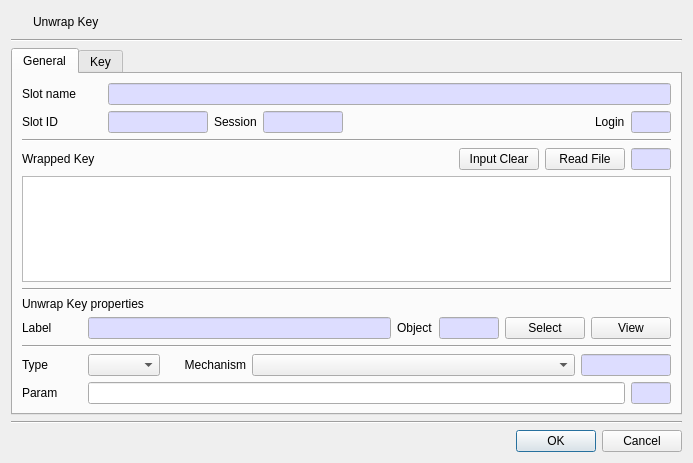
Before: the Qt Designer form CryptokiMan/unwrap_key_dlg.ui in jykim74/CryptokiMan, drawn with Qt 5.
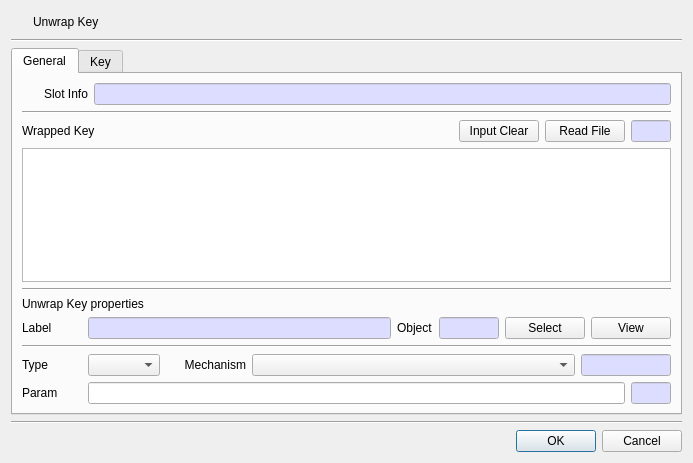
After: the same form once the commit is applied. The open tabs and pages were chosen to show the change. Icons and pictures are not drawn.

The edit to the form file:
```diff
--- a/CryptokiMan/unwrap_key_dlg.ui
+++ b/CryptokiMan/unwrap_key_dlg.ui
@@ -73,21 +73,21 @@
          <property name="topMargin">
           <number>0</number>
          </property>
-         <item row="0" column="0">
+         <item row="0" column="1">
           <widget class="QLabel" name="label">
            <property name="minimumSize">
             <size>
-             <width>80</width>
+             <width>0</width>
              <height>0</height>
             </size>
            </property>
            <property name="text">
-            <string>Slot name</string>
+            <string>Slot Info</string>
            </property>
           </widget>
          </item>
-         <item row="0" column="1">
-          <widget class="QLineEdit" name="mSlotNameText">
+         <item row="0" column="2">
+          <widget class="QLineEdit" name="mSlotInfoText">
            <property name="palette">
             <palette>
              <active>
@@ -120,203 +120,32 @@
            </property>
           </widget>
          </item>
-        </layout>
-       </item>
-       <item>
-        <layout class="QGridLayout" name="gridLayout_3">
-         <property name="topMargin">
-          <number>0</number>
-         </property>
-         <item row="0" column="5">
-          <widget class="QLabel" name="label_9">
-           <property name="text">
-            <string>Login</string>
-           </property>
-          </widget>
-         </item>
          <item row="0" column="0">
-          <widget class="QLabel" name="label_3">
+          <widget class="QPushButton" name="mSlotBtn">
            <property name="minimumSize">
             <size>
-             <width>80</width>
+             <width>16</width>
              <height>0</height>
             </size>
            </property>
-           <property name="text">
-            <string>Slot ID</string>
-           </property>
-          </widget>
-         </item>
-         <item row="0" column="6">
-          <widget class="QLineEdit" name="mLoginText">
            <property name="maximumSize">
             <size>
-             <width>40</width>
+             <width>16</width>
              <height>16777215</height>
             </size>
            </property>
-           <property name="palette">
-            <palette>
-             <active>
-              <colorrole role="Base">
-               <brush brushstyle="SolidPattern">
-                <color alpha="255">
-                 <red>221</red>
-                 <green>221</green>
-                 <blue>255</blue>
-                </color>
-               </brush>
-              </colorrole>
-             </active>
-             <inactive>
-              <colorrole role="Base">
-               <brush brushstyle="SolidPattern">
-                <color alpha="255">
-                 <red>221</red>
-                 <green>221</green>
-                 <blue>255</blue>
-                </color>
-               </brush>
-              </colorrole>
-             </inactive>
-             <disabled>
-              <colorrole role="Base">
-               <brush brushstyle="SolidPattern">
-                <color alpha="255">
-                 <red>240</red>
-                 <green>240</green>
-                 <blue>240</blue>
-                </color>
-               </brush>
-              </colorrole>
-             </disabled>
-            </palette>
-           </property>
-           <property name="readOnly">
-            <bool>true</bool>
-           </property>
-          </widget>
-         </item>
-         <item row="0" column="2">
-          <widget class="QLabel" name="label_8">
            <property name="text">
-            <string>Session</string>
+            <string/>
            </property>
-          </widget>
-         </item>
-         <item row="0" column="3">
-          <widget class="QLineEdit" name="mSessionText">
-           <property name="maximumSize">
-            <size>
-             <width>80</width>
-             <height>16777215</height>
-            </size>
+           <property name="icon">
+            <iconset resource="cryptokiman.qrc">
+             <normaloff>:/images/slot.png</normaloff>:/images/slot.png</iconset>
            </property>
-           <property name="palette">
-            <palette>
-             <active>
-              <colorrole role="Base">
-               <brush brushstyle="SolidPattern">
-                <color alpha="255">
-                 <red>221</red>
-                 <green>221</green>
-                 <blue>255</blue>
-                </color>
-               </brush>
-              </colorrole>
-             </active>
-             <inactive>
-              <colorrole role="Base">
-               <brush brushstyle="SolidPattern">
-                <color alpha="255">
-                 <red>221</red>
-                 <green>221</green>
-                 <blue>255</blue>
-                </color>
-               </brush>
-              </colorrole>
-             </inactive>
-             <disabled>
-              <colorrole role="Base">
-               <brush brushstyle="SolidPattern">
-                <color alpha="255">
-                 <red>240</red>
-                 <green>240</green>
-                 <blue>240</blue>
-                </color>
-               </brush>
-              </colorrole>
-             </disabled>
-            </palette>
-           </property>
-           <property name="readOnly">
+           <property name="flat">
             <bool>true</bool>
            </property>
           </widget>
          </item>
-         <item row="0" column="1">
-          <widget class="QLineEdit" name="mSlotIDText">
-           <property name="maximumSize">
-            <size>
-             <width>100</width>
-             <height>16777215</height>
-            </size>
-           </property>
-           <property name="palette">
-            <palette>
-             <active>
-              <colorrole role="Base">
-               <brush brushstyle="SolidPattern">
-                <color alpha="255">
-                 <red>221</red>
-                 <green>221</green>
-                 <blue>255</blue>
-                </color>
-               </brush>
-              </colorrole>
-             </active>
-             <inactive>
-              <colorrole role="Base">
-               <brush brushstyle="SolidPattern">
-                <color alpha="255">
-                 <red>221</red>
-                 <green>221</green>
-                 <blue>255</blue>
-                </color>
-               </brush>
-              </colorrole>
-             </inactive>
-             <disabled>
-              <colorrole role="Base">
-               <brush brushstyle="SolidPattern">
-                <color alpha="255">
-                 <red>240</red>
-                 <green>240</green>
-                 <blue>240</blue>
-                </color>
-               </brush>
-              </colorrole>
-             </disabled>
-            </palette>
-           </property>
-           <property name="readOnly">
-            <bool>true</bool>
-           </property>
-          </widget>
-         </item>
-         <item row="0" column="4">
-          <spacer name="horizontalSpacer">
-           <property name="orientation">
-            <enum>Qt::Horizontal</enum>
-           </property>
-           <property name="sizeHint" stdset="0">
-            <size>
-             <width>40</width>
-             <height>20</height>
-            </size>
-           </property>
-          </spacer>
-         </item>
         </layout>
        </item>
        <item>
```
Left out of the diff: 7 changed lines with no effect on the pictures.
